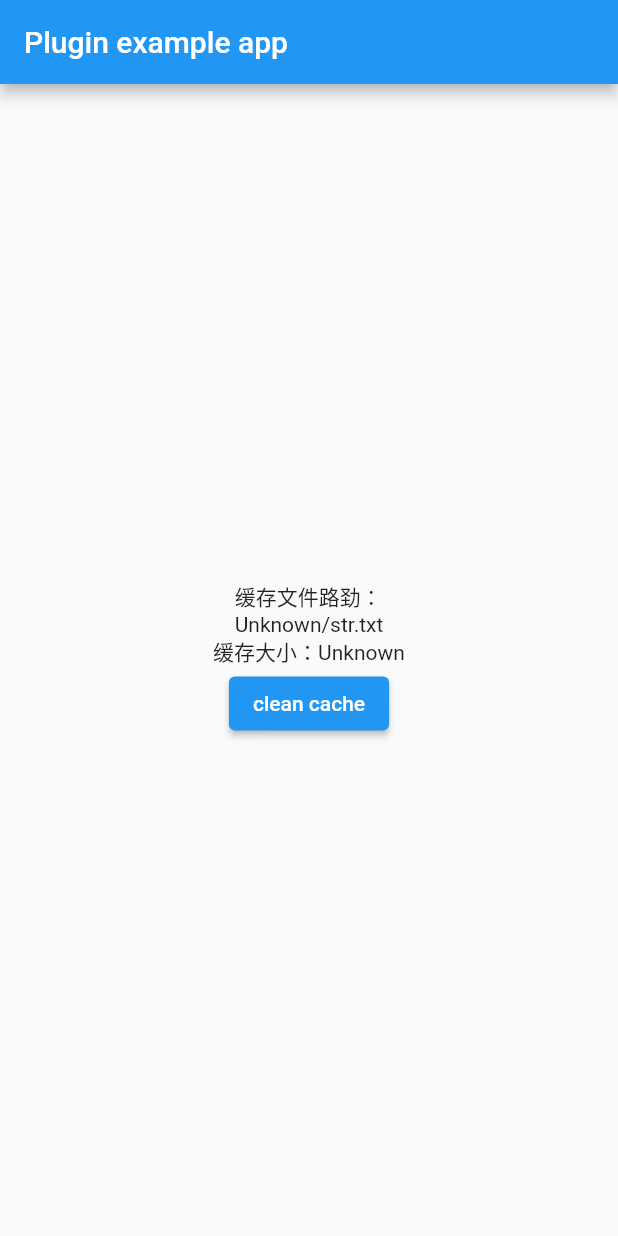
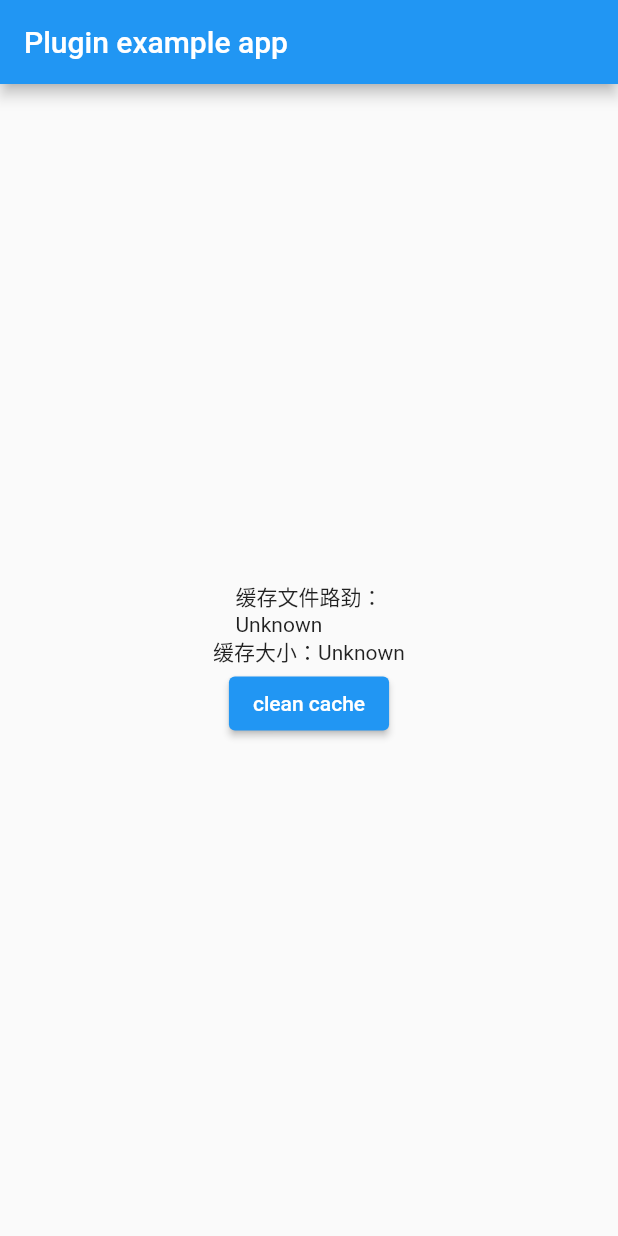
Before and after one commit to 157hong/flutter_cache_plugin, a Flutter app: the screen it shows after launch, after a tap on "clean cache", on a phone screen of 412 x 824 dp. Run offline on Flutter 3.47's test engine with Material 2 defaults, Android fonts, the phone set to English and light mode, and no system bars; our stand-ins replace plugin_platform_interface.

Commit message:
插件：修改文档描述

```diff
--- a/example/lib/main.dart
+++ b/example/lib/main.dart
@@ -75,9 +75,9 @@ class _MyAppState extends State<MyApp> {
     } on PlatformException {
       cleanCache = 'Failed to clean cache.';
     }
+    _getTotalCacheSize();
     setState((){
       _cleanCache = cleanCache;
-      _getTotalCacheSize();
       print('clean ${_cleanCache}');
     });
   }
@@ -94,7 +94,7 @@ class _MyAppState extends State<MyApp> {
           child: Column(
             mainAxisAlignment: MainAxisAlignment.center,
             children: [
-              Text("缓存文件路劲：\n${_temporaryDirectory}/str.txt"),
+              Text("缓存文件路劲：\n${_temporaryDirectory}"),
               Text("缓存大小：${_cacheSize}"),
               ElevatedButton(onPressed: (){
                 _clearAllCache();
--- a/pubspec.yaml
+++ b/pubspec.yaml
@@ -1,7 +1,7 @@
 name: flutter_cache_plugin
 description: A new Flutter project.
 version: 0.0.1
-homepage:
+homepage: https://github.com/157hong/flutter_cache_plugin
 
 environment:
   sdk: ">=2.17.0 <3.0.0"
```
Also changed, not shown: 3 other files.
